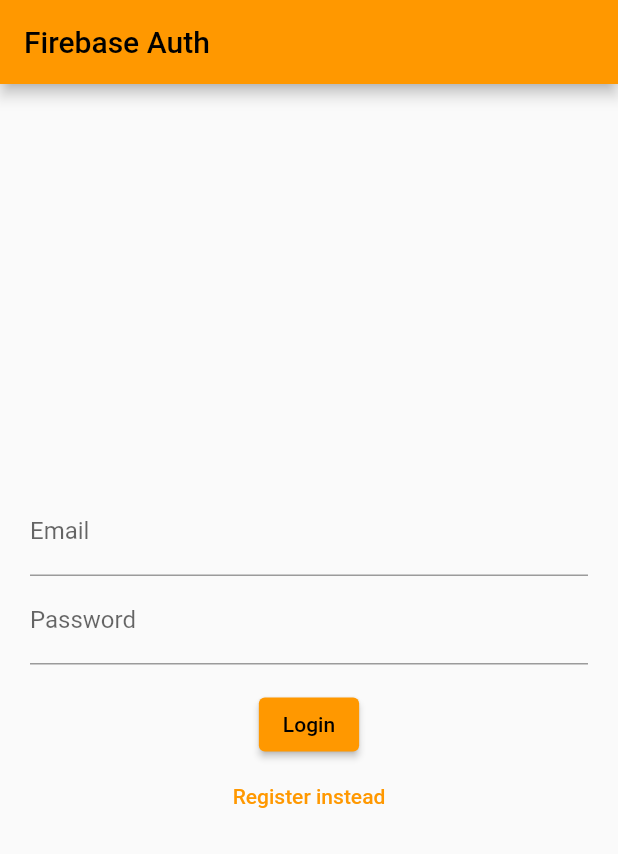
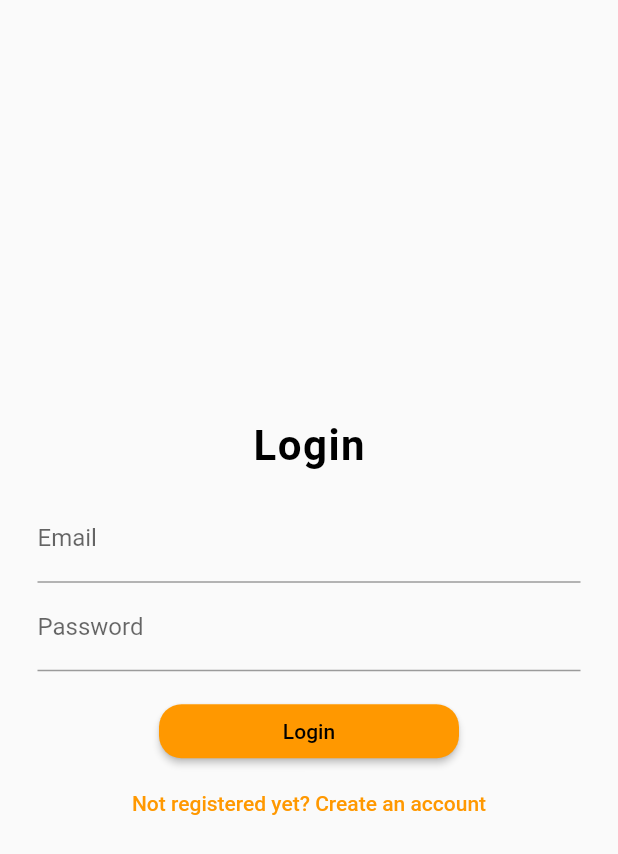
Before and after one commit to IvanaGeorgievaa/foodly, a Flutter app: the screen it shows after launch, on a phone screen of 412 x 824 dp. Shown: the top 854 px of the screen. Run offline on Flutter 3.47's test engine with Material 2 defaults, Android fonts, the phone set to English and light mode, and no system bars; our stand-ins replace firebase_auth, firebase_core; accounts and stored records are empty; Roboto replaces fonts that are missing (RobotoMono).

Commit message:
Added changes

```diff
--- a/lib/pages/home_page.dart
+++ b/lib/pages/home_page.dart
@@ -12,7 +12,7 @@ class HomePage extends StatelessWidget {
   }
 
   Widget _title() {
-    return const Text('Firebase Auth');
+    return const Center(child: Text('Foodly auth'));
   }
 
   Widget _userUid() {
--- a/lib/pages/login_register_page.dart
+++ b/lib/pages/login_register_page.dart
@@ -43,14 +43,40 @@ class _LoginPageState extends State<LoginPage> {
   }
 
   Widget _title() {
-    return const Text('Firebase Auth');
+    return const Center(child: Text('Foodly Auth'));
   }
 
-  Widget _entryField(
+  Widget _titleText() {
+    return Padding(
+      padding: const EdgeInsets.all(16.0),
+      child: Text(isLogin ? 'Login' : 'Register',
+          style: const TextStyle(
+              fontSize: 28,
+              color: Colors.black,
+              fontWeight: FontWeight.bold,
+              letterSpacing: 1,
+              fontFamily: 'RobotoMono')),
+    );
+  }
+
+  Widget _entryFieldEmail(
     String title,
     TextEditingController controller,
   ) {
     return TextField(
+      controller: controller,
+      decoration: InputDecoration(
+        labelText: title,
+      ),
+    );
+  }
+
+  Widget _entryFieldPassword(
+    String title,
+    TextEditingController controller,
+  ) {
+    return TextField(
+      obscureText: true,
       controller: controller,
       decoration: InputDecoration(
         labelText: title,
@@ -63,10 +89,18 @@ class _LoginPageState extends State<LoginPage> {
   }
 
   Widget _submitButton() {
-    return ElevatedButton(
-      onPressed:
-          isLogin ? signInWithEmailAndPassword : createUserWithEmailAndPassword,
-      child: Text(isLogin ? 'Login' : 'Register'),
+    return SizedBox(
+      width: 200,
+      child: ElevatedButton(
+          onPressed: isLogin
+              ? signInWithEmailAndPassword
+              : createUserWithEmailAndPassword,
+          style: ButtonStyle(
+              shape: MaterialStateProperty.all<RoundedRectangleBorder>(
+                  RoundedRectangleBorder(
+            borderRadius: BorderRadius.circular(15.0),
+          ))),
+          child: Text(isLogin ? 'Login' : 'Register')),
     );
   }
 
@@ -77,26 +111,26 @@ class _LoginPageState extends State<LoginPage> {
           isLogin = !isLogin;
         });
       },
-      child: Text(isLogin ? 'Register instead' : 'Login instead'),
+      child: Text(isLogin
+          ? 'Not registered yet? Create an account'
+          : 'Already registered? Log in'),
     );
   }
 
   @override
   Widget build(BuildContext context) {
     return Scaffold(
-      appBar: AppBar(
-        title: _title(),
-      ),
       body: Container(
         height: double.infinity,
         width: double.infinity,
-        padding: const EdgeInsets.all(20),
+        padding: const EdgeInsets.all(25),
         child: Column(
           crossAxisAlignment: CrossAxisAlignment.center,
           mainAxisAlignment: MainAxisAlignment.center,
           children: <Widget>[
-            _entryField('Email', _controllerEmail),
-            _entryField('Password', _controllerPassword),
+            _titleText(),
+            _entryFieldEmail('Email', _controllerEmail),
+            _entryFieldPassword('Password', _controllerPassword),
             _errorMessage(),
             _submitButton(),
             _loginOrRegisterButton(),
```
